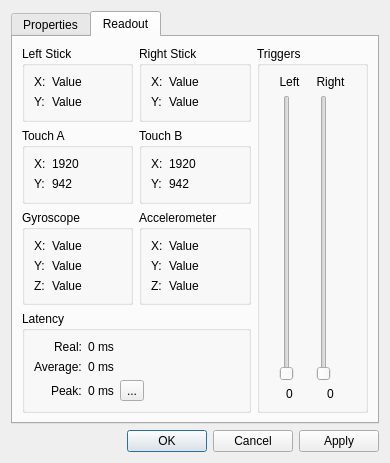
Qt form ds4wizard-cpp/DevicePropertiesDialog.ui (michael-fadely/ds4wizard) before a commit.
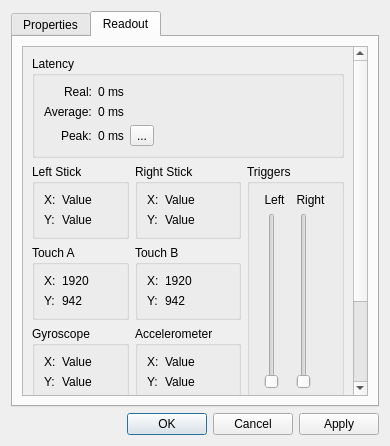
The same form after that commit. The open tabs and pages were chosen to show the change.

Commit message: simplified button handling, implemented hex button readout in device properties

```diff
--- a/ds4wizard-cpp/DevicePropertiesDialog.ui
+++ b/ds4wizard-cpp/DevicePropertiesDialog.ui
@@ -215,8 +215,8 @@
          </property>
          <property name="sizeHint" stdset="0">
           <size>
-           <width>20</width>
-           <height>40</height>
+           <width>17</width>
+           <height>44</height>
           </size>
          </property>
         </spacer>
@@ -229,34 +229,66 @@
       </attribute>
       <layout class="QGridLayout" name="gridLayout_2">
        <item row="0" column="0">
-        <widget class="QGroupBox" name="groupAnalogSticks">
+        <widget class="QScrollArea" name="scrollArea">
+         <property name="widgetResizable">
+          <bool>true</bool>
+         </property>
+         <widget class="QWidget" name="scrollAreaWidgetContents">
+          <property name="geometry">
+           <rect>
+            <x>0</x>
+            <y>-94</y>
+            <width>329</width>
+            <height>445</height>
+           </rect>
+          </property>
+          <layout class="QGridLayout" name="gridLayout_4">
+           <item row="3" column="0">
+            <widget class="QGroupBox" name="groupGyroscope">
+             <property name="layoutDirection">
+              <enum>Qt::LeftToRight</enum>
+             </property>
          <property name="title">
-          <string>Left Stick</string>
-         </property>
-         <layout class="QFormLayout" name="formLayout">
+              <string>Gyroscope</string>
+             </property>
+             <layout class="QFormLayout" name="formLayout_4">
           <item row="0" column="0">
-           <widget class="QLabel" name="label">
+               <widget class="QLabel" name="label_12">
             <property name="text">
              <string>X:</string>
             </property>
            </widget>
           </item>
           <item row="0" column="1">
-           <widget class="QLabel" name="labelLX">
+               <widget class="QLabel" name="labelGyroX">
             <property name="text">
              <string>Value</string>
             </property>
            </widget>
           </item>
           <item row="1" column="0">
-           <widget class="QLabel" name="label_3">
+               <widget class="QLabel" name="label_13">
             <property name="text">
              <string>Y:</string>
             </property>
            </widget>
           </item>
           <item row="1" column="1">
-           <widget class="QLabel" name="labelLY">
+               <widget class="QLabel" name="labelGyroY">
+                <property name="text">
+                 <string>Value</string>
+                </property>
+               </widget>
+              </item>
+              <item row="2" column="0">
+               <widget class="QLabel" name="label_15">
+                <property name="text">
+                 <string>Z:</string>
+                </property>
+               </widget>
+              </item>
+              <item row="2" column="1">
+               <widget class="QLabel" name="labelGyroZ">
             <property name="text">
              <string>Value</string>
             </property>
@@ -265,7 +297,7 @@
          </layout>
         </widget>
        </item>
-       <item row="0" column="1">
+           <item row="1" column="1">
         <widget class="QGroupBox" name="groupBox">
          <property name="title">
           <string>Right Stick</string>
@@ -302,44 +334,7 @@
          </layout>
         </widget>
        </item>
-       <item row="1" column="0">
-        <widget class="QGroupBox" name="groupTouchA">
-         <property name="title">
-          <string>Touch A</string>
-         </property>
-         <layout class="QFormLayout" name="formLayout_2">
-          <item row="0" column="0">
-           <widget class="QLabel" name="label_2">
-            <property name="text">
-             <string>X:</string>
-            </property>
-           </widget>
-          </item>
-          <item row="0" column="1">
-           <widget class="QLabel" name="labelTouchAX">
-            <property name="text">
-             <string>1920</string>
-            </property>
-           </widget>
-          </item>
-          <item row="1" column="0">
-           <widget class="QLabel" name="label_6">
-            <property name="text">
-             <string>Y:</string>
-            </property>
-           </widget>
-          </item>
-          <item row="1" column="1">
-           <widget class="QLabel" name="labelTouchAY">
-            <property name="text">
-             <string>942</string>
-            </property>
-           </widget>
-          </item>
-         </layout>
-        </widget>
-       </item>
-       <item row="1" column="1">
+           <item row="2" column="1">
         <widget class="QGroupBox" name="groupTouchB">
          <property name="title">
           <string>Touch B</string>
@@ -376,103 +371,109 @@
          </layout>
         </widget>
        </item>
-       <item row="2" column="0">
-        <widget class="QGroupBox" name="groupGyroscope">
-         <property name="layoutDirection">
-          <enum>Qt::LeftToRight</enum>
-         </property>
+           <item row="1" column="0">
+            <widget class="QGroupBox" name="groupAnalogSticks">
          <property name="title">
-          <string>Gyroscope</string>
-         </property>
-         <layout class="QFormLayout" name="formLayout_4">
+              <string>Left Stick</string>
+             </property>
+             <layout class="QFormLayout" name="formLayout">
           <item row="0" column="0">
-           <widget class="QLabel" name="label_12">
+               <widget class="QLabel" name="label">
             <property name="text">
              <string>X:</string>
             </property>
            </widget>
           </item>
           <item row="0" column="1">
-           <widget class="QLabel" name="labelGyroX">
+               <widget class="QLabel" name="labelLX">
             <property name="text">
              <string>Value</string>
             </property>
            </widget>
           </item>
           <item row="1" column="0">
-           <widget class="QLabel" name="label_13">
+               <widget class="QLabel" name="label_3">
             <property name="text">
              <string>Y:</string>
             </property>
            </widget>
           </item>
           <item row="1" column="1">
-           <widget class="QLabel" name="labelGyroY">
+               <widget class="QLabel" name="labelLY">
             <property name="text">
              <string>Value</string>
             </property>
            </widget>
           </item>
-          <item row="2" column="0">
-           <widget class="QLabel" name="label_15">
-            <property name="text">
-             <string>Z:</string>
-            </property>
-           </widget>
-          </item>
-          <item row="2" column="1">
-           <widget class="QLabel" name="labelGyroZ">
-            <property name="text">
-             <string>Value</string>
-            </property>
-           </widget>
-          </item>
          </layout>
         </widget>
        </item>
-       <item row="2" column="1">
-        <widget class="QGroupBox" name="groupAccelerometer">
+           <item row="2" column="0">
+            <widget class="QGroupBox" name="groupTouchA">
          <property name="title">
-          <string>Accelerometer</string>
-         </property>
-         <layout class="QFormLayout" name="formLayout_5">
+              <string>Touch A</string>
+             </property>
+             <layout class="QFormLayout" name="formLayout_2">
           <item row="0" column="0">
-           <widget class="QLabel" name="label_4">
+               <widget class="QLabel" name="label_2">
             <property name="text">
              <string>X:</string>
             </property>
            </widget>
           </item>
           <item row="0" column="1">
-           <widget class="QLabel" name="labelAccelX">
+               <widget class="QLabel" name="labelTouchAX">
             <property name="text">
-             <string>Value</string>
+                 <string>1920</string>
             </property>
            </widget>
           </item>
           <item row="1" column="0">
-           <widget class="QLabel" name="label_8">
+               <widget class="QLabel" name="label_6">
             <property name="text">
              <string>Y:</string>
             </property>
            </widget>
           </item>
           <item row="1" column="1">
-           <widget class="QLabel" name="labelAccelY">
+               <widget class="QLabel" name="labelTouchAY">
             <property name="text">
+                 <string>942</string>
+                </property>
+               </widget>
+              </item>
+             </layout>
+            </widget>
+           </item>
+           <item row="4" column="0" colspan="2">
+            <widget class="QGroupBox" name="groupBox_2">
+             <property name="title">
+              <string>Buttons</string>
+             </property>
+             <layout class="QFormLayout" name="formLayout_9">
+              <item row="0" column="0">
+               <widget class="QLabel" name="label_17">
+                <property name="text">
+                 <string>Raw:</string>
+                </property>
+               </widget>
+              </item>
+              <item row="0" column="1">
+               <widget class="QLabel" name="labelRawButtons">
+                <property name="text">
              <string>Value</string>
             </property>
            </widget>
           </item>
-          <item row="2" column="0">
-           <widget class="QLabel" name="label_10">
+              <item row="1" column="0">
+               <widget class="QLabel" name="label_16">
             <property name="text">
-             <string>Z:</string>
+                 <string>Serialized:</string>
             </property>
            </widget>
           </item>
-          <item row="2" column="1">
-           <widget class="QLabel" name="labelAccelZ">
+              <item row="1" column="1">
+               <widget class="QLabel" name="labelButtons">
             <property name="text">
              <string>Value</string>
             </property>
@@ -481,7 +482,7 @@
          </layout>
         </widget>
        </item>
-       <item row="0" column="2" rowspan="4">
+           <item row="1" column="2" rowspan="3">
         <widget class="QGroupBox" name="groupTriggers">
          <property name="title">
           <string>Triggers</string>
@@ -556,7 +557,58 @@
          </layout>
         </widget>
        </item>
-       <item row="3" column="0" colspan="2">
+           <item row="3" column="1">
+            <widget class="QGroupBox" name="groupAccelerometer">
+             <property name="title">
+              <string>Accelerometer</string>
+             </property>
+             <layout class="QFormLayout" name="formLayout_5">
+              <item row="0" column="0">
+               <widget class="QLabel" name="label_4">
+                <property name="text">
+                 <string>X:</string>
+                </property>
+               </widget>
+              </item>
+              <item row="0" column="1">
+               <widget class="QLabel" name="labelAccelX">
+                <property name="text">
+                 <string>Value</string>
+                </property>
+               </widget>
+              </item>
+              <item row="1" column="0">
+               <widget class="QLabel" name="label_8">
+                <property name="text">
+                 <string>Y:</string>
+                </property>
+               </widget>
+              </item>
+              <item row="1" column="1">
+               <widget class="QLabel" name="labelAccelY">
+                <property name="text">
+                 <string>Value</string>
+                </property>
+               </widget>
+              </item>
+              <item row="2" column="0">
+               <widget class="QLabel" name="label_10">
+                <property name="text">
+                 <string>Z:</string>
+                </property>
+               </widget>
+              </item>
+              <item row="2" column="1">
+               <widget class="QLabel" name="labelAccelZ">
+                <property name="text">
+                 <string>Value</string>
+                </property>
+               </widget>
+              </item>
+             </layout>
+            </widget>
+           </item>
+           <item row="0" column="0" colspan="3">
         <widget class="QGroupBox" name="groupLatency">
          <property name="sizePolicy">
           <sizepolicy hsizetype="Preferred" vsizetype="Preferred">
@@ -642,6 +694,10 @@
            </widget>
           </item>
          </layout>
+            </widget>
+           </item>
+          </layout>
+         </widget>
         </widget>
        </item>
       </layout>
```
Lines whose indentation alone changed are shown as unchanged. The commit also changes 9 other files.
